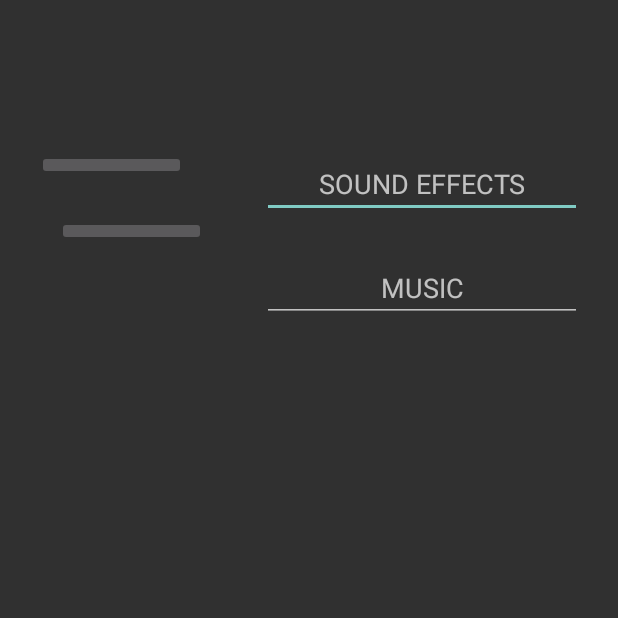
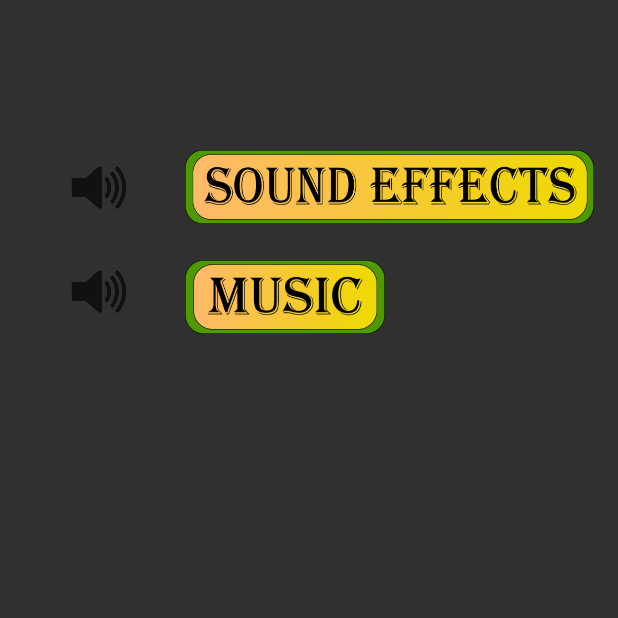
Before and after one commit to Krishunter1/Pit-of-snakes, an Android app: the screen it shows after launch (MenuScreen), after a tap on an icon or button, on a phone screen of 412 x 824 dp, the top half of it. Run offline under Robolectric (Android 15) with nearby library versions, the light colour scheme and no system bars.

Commit message:
added images for sounds

```diff
--- a/PitofSnake/app/src/main/AndroidManifest.xml
+++ b/PitofSnake/app/src/main/AndroidManifest.xml
@@ -16,7 +16,7 @@
             </intent-filter>
         </activity>
         <activity android:name=".PitofSnake" />
-        <activity android:name=".MenuScreen"></activity>
+        <activity android:name=".MenuScreen" ></activity>
     </application>
 
 </manifest>
--- a/PitofSnake/app/src/main/java/kristof/pitofsnake/HomeScreen.java
+++ b/PitofSnake/app/src/main/java/kristof/pitofsnake/HomeScreen.java
@@ -8,19 +8,19 @@ import android.view.View;
 import android.view.WindowManager;
 
 public class HomeScreen extends Activity {
-
+    private static MediaPlayer player;
     @Override
     protected void onCreate(Bundle savedInstanceState) {
         super.onCreate(savedInstanceState);
         getWindow().setFlags(WindowManager.LayoutParams.FLAG_FULLSCREEN,
                 WindowManager.LayoutParams.FLAG_FULLSCREEN);
         setContentView(R.layout.activity_home_screen);
-        MediaPlayer player = MediaPlayer.create(this, R.raw.backgroundsong);
+        player = MediaPlayer.create(this, R.raw.backgroundsong);
         player.setLooping(true);
         player.start();
 
+    }
 
-    }
 
     public void onClickSend(View view) {
         MediaPlayer buttonsound = MediaPlayer.create(this, R.raw.buttonsound);
--- a/PitofSnake/app/src/main/java/kristof/pitofsnake/MenuScreen.java
+++ b/PitofSnake/app/src/main/java/kristof/pitofsnake/MenuScreen.java
@@ -1,16 +1,71 @@
 package kristof.pitofsnake;
 
 import android.app.Activity;
+import android.content.SharedPreferences;
 import android.os.Bundle;
+import android.view.View;
 import android.view.WindowManager;
+import android.widget.ImageView;
 
 public class MenuScreen extends Activity {
-
+    private static final String IMAGE_NUMBER = "image-number";
+    private int current_image1;
+    int[] images = {R.drawable.speaker1, R.drawable.muteicon};
+    ImageView imgView;
     @Override
     protected void onCreate(Bundle savedInstanceState) {
         super.onCreate(savedInstanceState);
         getWindow().setFlags(WindowManager.LayoutParams.FLAG_FULLSCREEN,
                 WindowManager.LayoutParams.FLAG_FULLSCREEN);
         setContentView(R.layout.activity_menu_screen);
+
+        if (savedInstanceState != null) {
+            current_image1 = savedInstanceState.getInt(IMAGE_NUMBER);
+            imgView = (ImageView)findViewById(R.id.volume);
+            imgView.setImageResource(images[current_image1]);
+        }
+
     }
+
+    protected void onResume() {
+        super.onResume();
+        LoadPreferences();
+    }
+
+    public void onClickStopEffect( View view ) {
+        imgView = (ImageView)findViewById(R.id.volume);
+        current_image1++;
+        current_image1 = current_image1 % images.length;
+        imgView.setImageResource(images[current_image1]);
+    }
+
+
+    @Override
+    protected void onSaveInstanceState(Bundle outState) {
+        outState.putInt(IMAGE_NUMBER, current_image1);
+        super.onSaveInstanceState(outState);
+
+    }
+
+    private void SavePreferences(){
+        SharedPreferences sharedPreferences = getPreferences(MODE_PRIVATE);
+        SharedPreferences.Editor editor = sharedPreferences.edit();
+        editor.putInt(IMAGE_NUMBER, current_image1);
+        editor.commit();   // I missed to save the data to preference here,.
+    }
+
+    private void LoadPreferences(){
+        SharedPreferences sharedPreferences = getPreferences(MODE_PRIVATE);
+        current_image1 = sharedPreferences.getInt(IMAGE_NUMBER, current_image1);
+        imgView = (ImageView)findViewById(R.id.volume);
+        imgView.setImageResource(images[current_image1]);
+
+    }
+
+    @Override
+    public void onBackPressed() {
+        SavePreferences();
+        super.onBackPressed(); //Check if you still want to go back
+    }
+
 }
--- a/PitofSnake/app/src/main/res/layout/activity_menu_screen.xml
+++ b/PitofSnake/app/src/main/res/layout/activity_menu_screen.xml
@@ -7,58 +7,53 @@
     tools:context="kristof.pitofsnake.MenuScreen">
 
     <ImageButton
-        android:id="@+id/imageButton"
+        android:id="@+id/soundeffect"
+        android:layout_width="0dp"
+        android:layout_height="49dp"
+        android:layout_marginEnd="16dp"
+        android:layout_marginStart="8dp"
+        android:layout_marginTop="100dp"
+        android:background="@null"
+        android:onClick="onClickStopEffect"
+        android:scaleType="fitXY"
+        android:src="@drawable/soundeffects"
+        app:layout_constraintEnd_toEndOf="parent"
+        app:layout_constraintStart_toEndOf="@+id/volume"
+        app:layout_constraintTop_toTopOf="parent" />
+
+    <ImageButton
+        android:id="@+id/music"
+        android:layout_width="133dp"
+        android:layout_height="49dp"
+        android:layout_marginStart="8dp"
+        android:layout_marginTop="24dp"
+        android:background="@null"
+        android:scaleType="fitXY"
+        android:src="@drawable/music"
+        app:layout_constraintEnd_toEndOf="parent"
+        app:layout_constraintHorizontal_bias="0.0"
+        app:layout_constraintStart_toEndOf="@+id/imageView3"
+        app:layout_constraintTop_toBottomOf="@+id/soundeffect" />
+
+    <ImageView
+        android:id="@+id/volume"
         android:layout_width="99dp"
-        android:layout_height="0dp"
-        android:layout_marginEnd="8dp"
+        android:layout_height="49dp"
         android:layout_marginStart="16dp"
         android:layout_marginTop="100dp"
-        app:layout_constraintEnd_toStartOf="@+id/editText"
-        app:layout_constraintHorizontal_bias="0.173"
+        android:src="@drawable/speaker1"
         app:layout_constraintStart_toStartOf="parent"
-        app:layout_constraintTop_toTopOf="parent"
-        app:srcCompat="@android:drawable/ic_lock_silent_mode" />
+        app:layout_constraintTop_toTopOf="parent" />
 
-    <EditText
-        android:id="@+id/editText"
-        android:layout_width="wrap_content"
-        android:layout_height="wrap_content"
-        android:layout_marginEnd="24dp"
-        android:layout_marginRight="16dp"
-        android:layout_marginTop="100dp"
-        android:ems="10"
-        android:inputType="textPersonName"
-        android:hint="@string/sound"
-        android:textAlignment="center"
-        app:layout_constraintEnd_toEndOf="parent"
-        app:layout_constraintRight_toRightOf="parent"
-        app:layout_constraintTop_toTopOf="parent"
-        tools:ignore="RtlHardcoded" />
-
-    <ImageButton
-        android:id="@+id/imageButton2"
+    <ImageView
+        android:id="@+id/imageView3"
         android:layout_width="99dp"
-        android:layout_height="0dp"
-        android:layout_marginEnd="24dp"
-        android:layout_marginStart="24dp"
-        android:layout_marginTop="24dp"
-        app:layout_constraintEnd_toStartOf="@+id/editText2"
+        android:layout_height="49dp"
+        android:layout_marginStart="16dp"
+        android:layout_marginTop="20dp"
+        android:src="@drawable/speaker1"
         app:layout_constraintStart_toStartOf="parent"
-        app:layout_constraintTop_toBottomOf="@+id/imageButton"
-        app:srcCompat="@android:drawable/ic_lock_silent_mode" />
-
-    <EditText
-        android:id="@+id/editText2"
-        android:layout_width="wrap_content"
-        android:layout_height="wrap_content"
-        android:layout_marginEnd="24dp"
-        android:layout_marginTop="24dp"
-        android:ems="10"
-        android:inputType="textPersonName"
-        android:hint="@string/music"
-        android:textAlignment="center"
-        app:layout_constraintEnd_toEndOf="parent"
-        app:layout_constraintTop_toBottomOf="@+id/editText" />
+        app:layout_constraintTop_toBottomOf="@+id/volume" />
 
 
 </android.support.constraint.ConstraintLayout>
```
Also changed, not shown: PitofSnake/app/src/main/res/drawable/credits.png (added), PitofSnake/app/src/main/res/drawable/music.png (added), PitofSnake/app/src/main/res/drawable/muteicon.png (added), PitofSnake/app/src/main/res/drawable/soundeffects.png (added), PitofSnake/app/src/main/res/drawable/speaker1.png (added), PitofSnake/app/src/main/res/drawable/volumeon.png (added).
